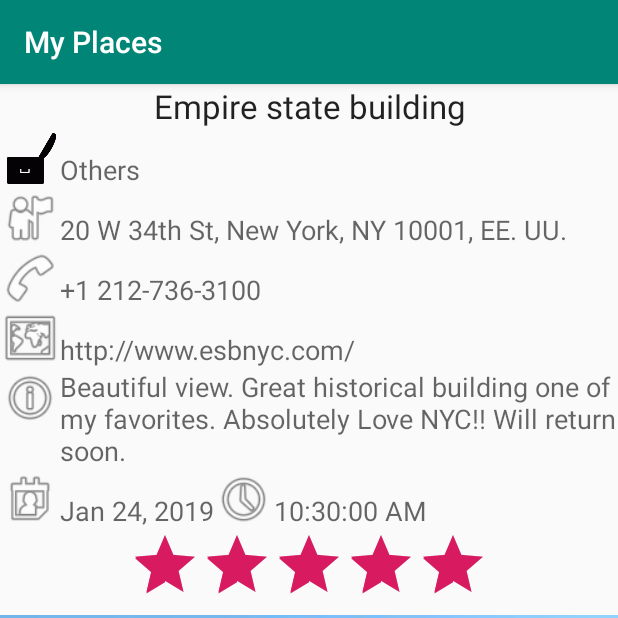
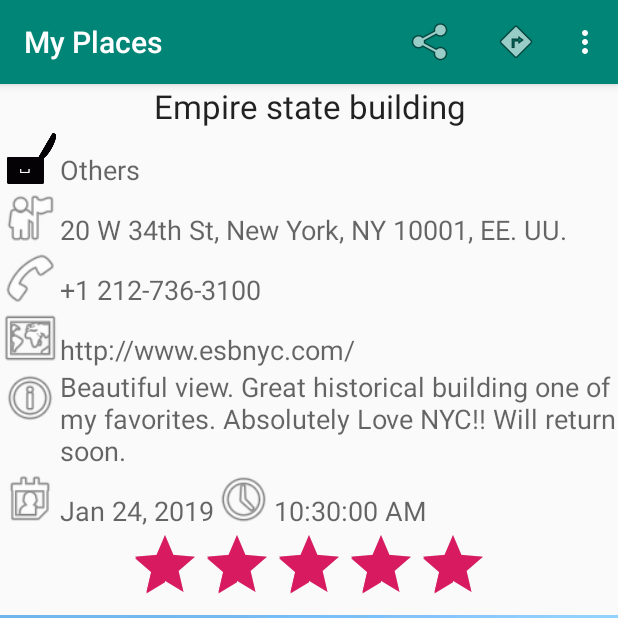
Before and after one commit to azarrias/my-places, an Android app: the ViewPlaceActivity screen opened directly, with no data from a screen before it, on a phone screen of 412 x 824 dp, the top half of it. Run offline under Robolectric (Android 15) with nearby library versions, the phone set to English and light mode, and no system bars; 1 statement that could not run was skipped.

Commit message:
Create action bar for the view place activity

```diff
--- /dev/null
+++ b/app/src/main/res/menu/menu_view_place.xml
@@ -0,0 +1,29 @@
+<?xml version="1.0" encoding="utf-8"?>
+<menu xmlns:app="http://schemas.android.com/apk/res-auto"
+    xmlns:android="http://schemas.android.com/apk/res/android">
+
+    <item
+        android:id="@+id/action_share"
+        android:icon="@android:drawable/ic_menu_share"
+        android:title="share"
+        android:orderInCategory="10"
+        app:showAsAction="ifRoom" />
+    <item
+        android:id="@+id/action_directions"
+        android:icon="@android:drawable/ic_menu_directions"
+        android:title="directions"
+        android:orderInCategory="20"
+        app:showAsAction="ifRoom" />
+    <item
+        android:id="@+id/action_edit"
+        android:icon="@android:drawable/ic_menu_edit"
+        android:title="edit"
+        android:orderInCategory="30"
+        app:showAsAction="ifRoom" />
+    <item
+        android:id="@+id/action_delete"
+        android:icon="@android:drawable/ic_menu_delete"
+        android:title="delete"
+        android:orderInCategory="40"
+        app:showAsAction="ifRoom" />
+</menu>
```
Also changed, not shown: app/src/main/java/com/waxtadpolegames/android/myplaces/ViewPlaceActivity.java (+26 -0 lines).
